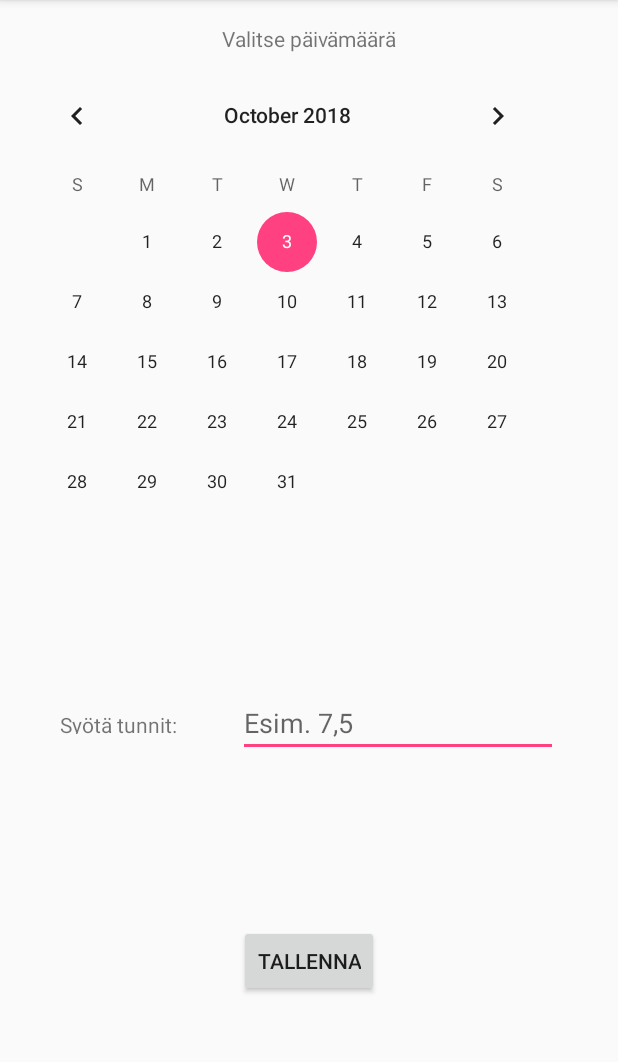
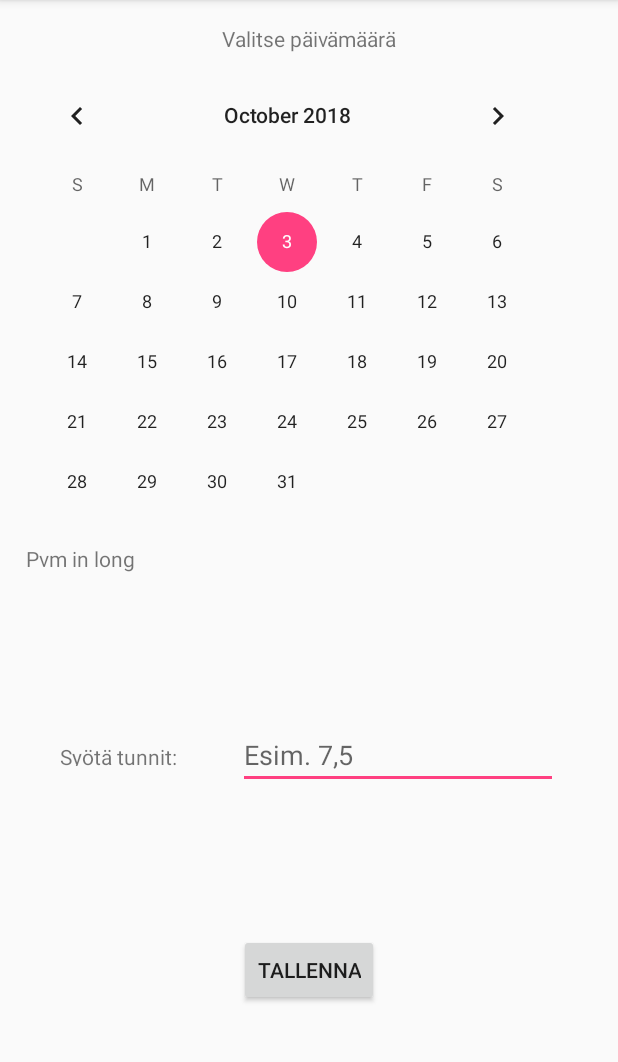
Before and after one commit to nakkijorma/Nukkumatti, an Android app: the UniMaara screen opened directly, with no data from a screen before it, after a tap on "TALLENNA", on a phone screen of 412 x 824 dp, the part 84-1146 px from its top. Run offline under Robolectric (Android 15) with nearby library versions, the phone set to English and light mode, and no system bars.

Commit message:
Kalenterin tieto -> pvm - Toimii

```diff
--- a/app/src/main/java/com/example/juuso/nukkumatti/UniMaara.java
+++ b/app/src/main/java/com/example/juuso/nukkumatti/UniMaara.java
@@ -1,20 +1,46 @@
 package com.example.juuso.nukkumatti;
 
+import android.content.Intent;
+import android.support.annotation.NonNull;
 import android.support.v7.app.AppCompatActivity;
 import android.os.Bundle;
+import android.view.Gravity;
 import android.view.View;
 import android.widget.Button;
+import android.widget.CalendarView;
+import android.widget.TextView;
+import android.widget.Toast;
 
 public class UniMaara extends AppCompatActivity implements View.OnClickListener {
     private String pvm; // pvm muotoa 22/05/2018
+    private String pvmToast;
     private double tunnit; // tunnit pilkulla 7,5
     private Button buttonLaheta;
+    private CalendarView calendarView;
+    private long date;
+    private TextView naytaPVM;
+    private Toast toastTallenna;
 
     @Override
     protected void onCreate(Bundle savedInstanceState) {
         super.onCreate(savedInstanceState);
         setContentView(R.layout.activity_uni_maara);
 
+        calendarView = findViewById(R.id.calendarView);
+        calendarView.setOnDateChangeListener(new CalendarView.OnDateChangeListener() {
+            @Override
+            public void onSelectedDayChange(@NonNull CalendarView view, int year, int month, int dayOfMonth) {
+                pvm = dayOfMonth + "/" + (month + 1) + "/" + year; //kuukausi Tammikuu == 0
+                Long date = calendarView.getDate();
+                pvmToast = date.toString();
+                naytaPVM.setText(pvmToast + ", " + dayOfMonth + "/" + (month + 1) + "/" + year + ", " + pvm); // TODO - pvmToast näyttää millisekunnit nykyisellä hetkellä
+                Toast toastPVM = Toast.makeText(getApplicationContext(),pvm,Toast.LENGTH_LONG);
+                toastPVM.setGravity(Gravity.CENTER_HORIZONTAL|Gravity.RIGHT, 0, 250);
+                toastPVM.show();
+            }
+        });
+
+        naytaPVM = findViewById(R.id.naytaPVM);
         buttonLaheta = findViewById(R.id.buttonLaheta);
         buttonLaheta.setOnClickListener(this);
     }
@@ -25,5 +51,11 @@ public class UniMaara extends AppCompatActivity implements View.OnClickListener
     @Override
     public void onClick(View view) {
         // TODO - Tähän tietojen tallennus listaan.
+        /* Intent intent3 = new Intent(this, Historia.class);
+        startActivity(intent3); */
+
+        toastTallenna = Toast.makeText(getApplicationContext(), R.string.toast_tallenna, Toast.LENGTH_LONG);
+        toastTallenna.setGravity(Gravity.BOTTOM, 0, 0);
+        toastTallenna.show();
     }
 }
--- a/app/src/main/res/layout/activity_uni_maara.xml
+++ b/app/src/main/res/layout/activity_uni_maara.xml
@@ -44,7 +44,7 @@
         android:layout_marginTop="16dp"
         android:layout_marginEnd="16dp"
         android:layout_marginRight="16dp"
-        android:layout_marginBottom="8dp"
+        android:layout_marginBottom="16dp"
         android:text="@string/unimaaraLaheta"
         app:layout_constraintBottom_toBottomOf="parent"
         app:layout_constraintEnd_toEndOf="parent"
@@ -61,11 +61,13 @@
         android:layout_marginRight="16dp"
         android:ems="10"
         android:hint="@string/unimaaraVihje"
-        android:inputType="numberDecimal"
+        android:inputType="number"
+        android:digits="@string/syote_merkit"
+        android:imeOptions="actionDone"
         app:layout_constraintBaseline_toBaselineOf="@+id/unimaaraTunnit"
         app:layout_constraintEnd_toEndOf="parent"
         app:layout_constraintHorizontal_bias="0.5"
-        app:layout_constraintStart_toEndOf="@+id/unimaaraTunnit" />
+        app:layout_constraintStart_toEndOf="@+id/unimaaraTunnit" /> <!-- imeOptions:actionDone piilottaa keyboardin -->
 
     <TextView
         android:id="@+id/unimaaraTunnit"
@@ -80,5 +82,20 @@
         app:layout_constraintEnd_toStartOf="@+id/unimaaraSyote"
         app:layout_constraintHorizontal_bias="0.5"
         app:layout_constraintStart_toStartOf="parent"
+        app:layout_constraintTop_toBottomOf="@+id/naytaPVM" />
+
+    <TextView
+        android:id="@+id/naytaPVM"
+        android:layout_width="0dp"
+        android:layout_height="wrap_content"
+        android:layout_marginStart="17dp"
+        android:layout_marginLeft="17dp"
+        android:layout_marginTop="16dp"
+        android:layout_marginEnd="16dp"
+        android:layout_marginRight="16dp"
+        android:text="Pvm in long"
+        app:layout_constraintEnd_toEndOf="parent"
+        app:layout_constraintStart_toStartOf="parent"
         app:layout_constraintTop_toBottomOf="@+id/calendarView" />
+
 </android.support.constraint.ConstraintLayout>
--- a/app/src/main/res/values/strings.xml
+++ b/app/src/main/res/values/strings.xml
@@ -10,6 +10,9 @@
     <string name="unimaaraLaheta">Tallenna</string>
     <string name="unimaaraVihje">Esim. 7,5</string>
     <string name="kalenterinAlku">09/01/2018</string>
+    <string name="toast_tallenna">Kiitos! Tallennettu.</string>
+    <string name="syote_merkit">0123456789,</string>
+
     <!-- Tilastotietojen resurssit -->
 
     <!-- Historiatietojen resurssit -->
```
